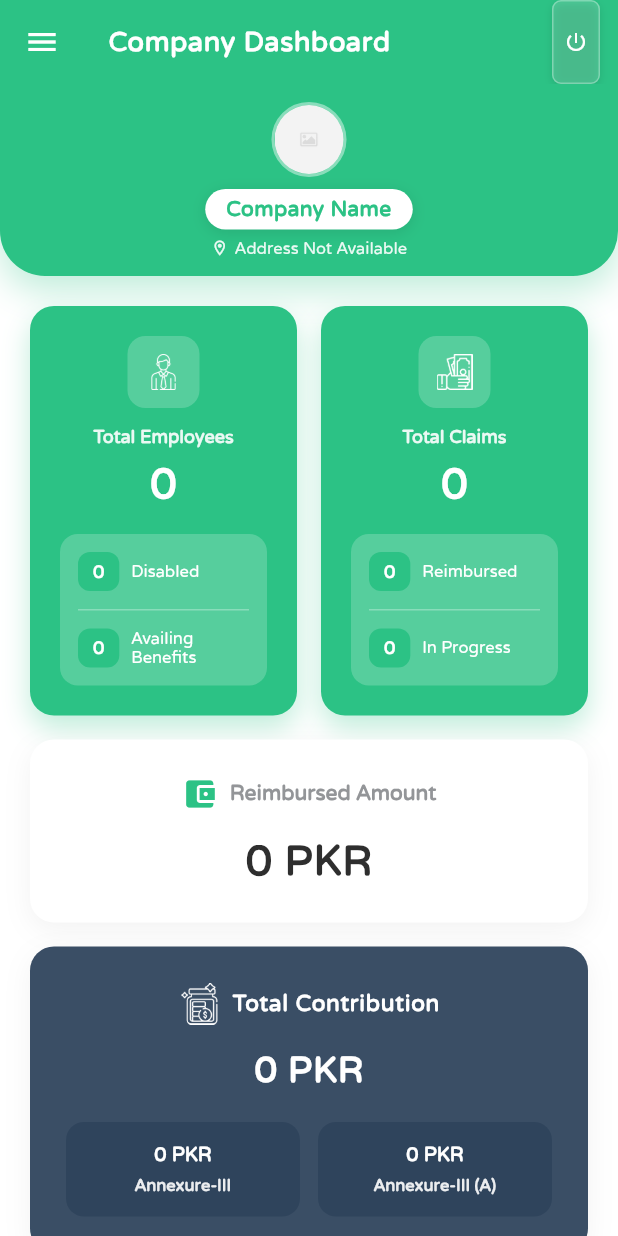
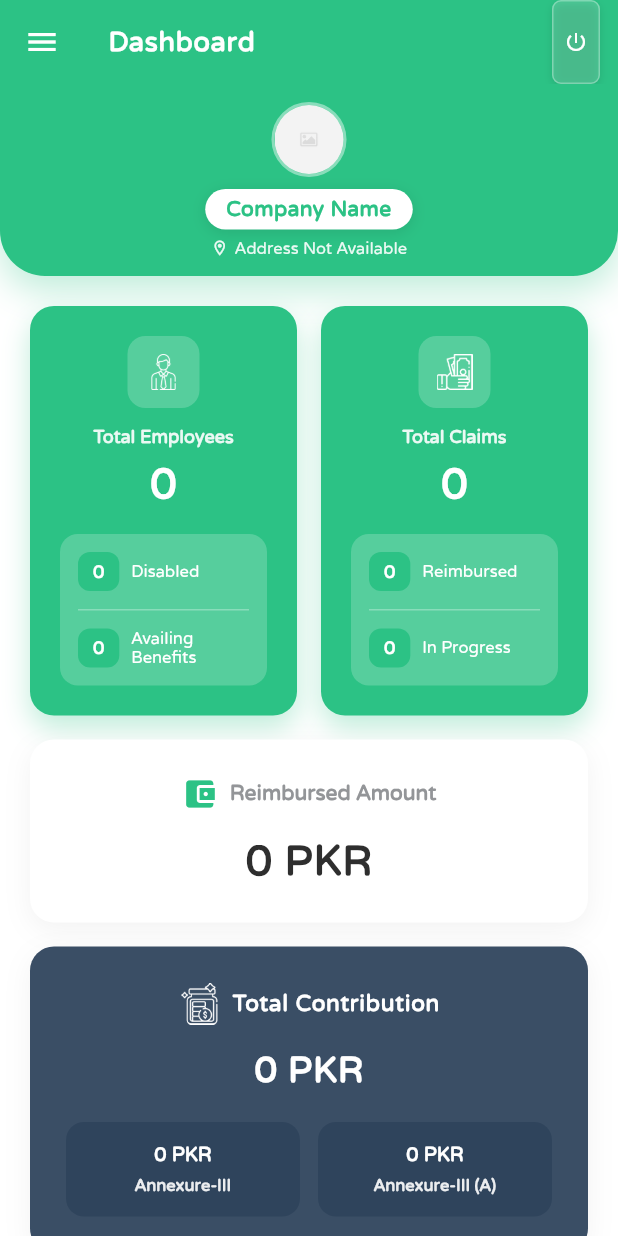
Before and after one commit to attaatariq/mis_ww_fund_apps, a Flutter app: the EmployerHome screen opened directly, on a phone screen of 412 x 824 dp. Run offline on Flutter 3.47's test engine with Material 2 defaults, Android fonts, the phone set to English and light mode, and no system bars; our stand-ins replace connectivity, date_format, device_info, email_validator, file_picker, firebase_core and 11 more; missing offline and left inert: dart:ffi, gson, new_version, simple_fontellico_progress_dialog; accounts and stored records are empty; network calls fail.

Commit message:
Commit 11-11-2025

```diff
--- a/lib/screens/home/EmployerHomeData/employer_home.dart
+++ b/lib/screens/home/EmployerHomeData/employer_home.dart
@@ -58,7 +58,7 @@ class _EmployerHomeState extends State<EmployerHome> {
             color: AppTheme.colors.newPrimary,
           ),
         ),
-        title: Text("Company Dashboard",
+        title: Text("Dashboard",
             style: TextStyle(
                 color: AppTheme.colors.newWhite,
                 fontFamily: "AppFont",
```
